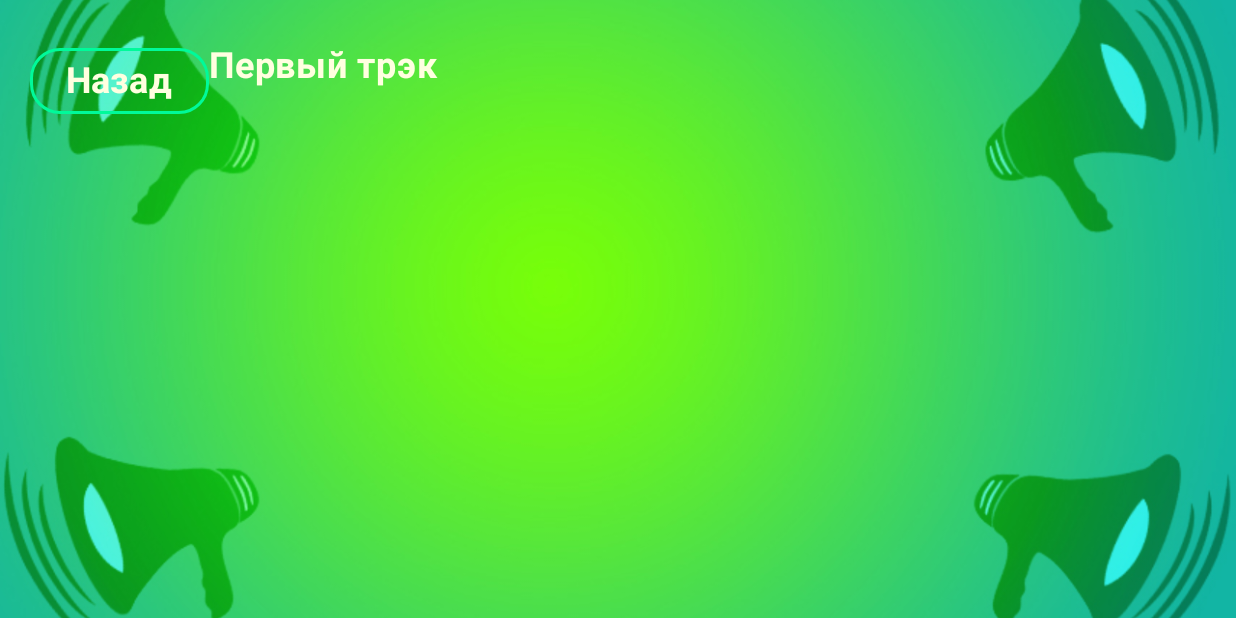
After one commit to Andewbase/RifmobolGame, an Android app built with Jetpack Compose: the composable SingleGameScreen shown on its own in the app's theme, on a phone screen of 824 x 412 dp (held sideways). The commit adds this screen. Run offline under Robolectric (Android 15) with nearby library versions, the phone set to English and light mode, and no system bars.

Commit message:
add Screen

```diff
--- /dev/null
+++ b/app/src/main/java/com/example/rifmobol2/screen/single/SingleGameScreen.kt
@@ -0,0 +1,93 @@
+package com.example.rifmobol2.screen.single
+
+import androidx.compose.foundation.BorderStroke
+import androidx.compose.foundation.layout.Column
+import androidx.compose.foundation.layout.Row
+import androidx.compose.foundation.layout.fillMaxSize
+import androidx.compose.foundation.layout.fillMaxWidth
+import androidx.compose.foundation.layout.padding
+import androidx.compose.foundation.shape.RoundedCornerShape
+import androidx.compose.material3.OutlinedButton
+import androidx.compose.material3.Text
+import androidx.compose.runtime.Composable
+import androidx.compose.ui.Alignment
+import androidx.compose.ui.Modifier
+import androidx.compose.ui.draw.paint
+import androidx.compose.ui.layout.ContentScale
+import androidx.compose.ui.res.colorResource
+import androidx.compose.ui.res.painterResource
+import androidx.compose.ui.res.stringResource
+import androidx.compose.ui.text.font.FontWeight
+import androidx.compose.ui.tooling.preview.Preview
+import androidx.compose.ui.unit.dp
+import androidx.compose.ui.unit.sp
+import androidx.navigation.NavController
+import androidx.navigation.compose.rememberNavController
+import com.example.rifmobol2.R
+import com.example.rifmobol2.ui.theme.Rifmobol2Theme
+
+@Composable
+fun SingleGameScreen(
+    state: SingleGameState,
+    send: (SingleGameEvent) -> Unit,
+    navController: NavController,
+    modifier: Modifier = Modifier
+){
+
+    Column(
+        horizontalAlignment = Alignment.CenterHorizontally,
+        modifier = Modifier
+            .fillMaxSize()
+            .paint(
+                /*painter = painterResource(id = state.roundInfo!!.backgroundImage),*/
+                painter = painterResource(id = R.drawable.level1_background),
+                contentScale = ContentScale.FillWidth
+            ),
+    ) {
+
+        Row(
+            modifier = modifier
+                .fillMaxWidth()
+                .padding(top = 30.dp, start = 20.dp)
+        ) {
+            OutlinedButton(
+                onClick = { navController },
+                shape = RoundedCornerShape(20.dp),
+                border = BorderStroke(
+                    width = 2.dp,
+                    color = colorResource(id = R.color.medium_spring_green)
+                )
+            ) {
+                Text(
+                    text = stringResource(id = R.string.back),
+                    fontSize = 24.sp,
+                    fontWeight = FontWeight.Bold
+                )
+            }
+
+            /*Text(text = stringResource(id = state.roundInfo!!.numberRound))*/
+            Text(
+                text = stringResource(id = R.string.level1),
+                fontSize = 24.sp,
+                fontWeight = FontWeight.Bold
+            )
+        }
+
+    }
+
+}
+
+@Preview(
+    showSystemUi = true,
+    device = "spec:width=480dp,height=891dp,dpi=420,isRound=false,chinSize=0dp,orientation=landscape"
+)
+@Composable
+fun SingleGamePreview() {
+    Rifmobol2Theme {
+        SingleGameScreen(
+            state = SingleGameState(),
+            send = {},
+            navController =  rememberNavController()
+        )
+    }
+}
--- /dev/null
+++ b/app/src/main/java/com/example/rifmobol2/screen/single/SingleGameState.kt
@@ -0,0 +1,14 @@
+package com.example.rifmobol2.screen.single
+
+import androidx.annotation.ColorRes
+import com.example.rifmobol2.R
+import com.example.rifmobol2.data.RoundInfo
+
+data class SingleGameState(
+    val idRound: Int? = null,
+    val roundInfo: RoundInfo? = null,
+    @ColorRes val upLeftButtonColor: Int = R.color.black,
+    @ColorRes val upRightButtonColor: Int = R.color.black,
+    @ColorRes val bottomLeftButtonColor: Int = R.color.black,
+    @ColorRes val bottomRightButtonColor: Int = R.color.black
+)
--- a/app/src/main/java/com/example/rifmobol2/ui/theme/Type.kt
+++ b/app/src/main/java/com/example/rifmobol2/ui/theme/Type.kt
@@ -12,7 +12,7 @@ val Typography = Typography(
         color = LightYellow,
         fontFamily = FontFamily.Default,
         fontWeight = FontWeight.Normal,
-        fontSize = 16.sp,
+        fontSize = 24.sp,
         lineHeight = 24.sp,
         letterSpacing = 0.5.sp
     )
```
Also changed, not shown: app/src/main/java/com/example/rifmobol2/data/GameButton.kt (added, +8 -0 lines), app/src/main/java/com/example/rifmobol2/data/RoundInfo.kt (added, +18 -0 lines), app/src/main/java/com/example/rifmobol2/screen/single/SingleGameEvent.kt (added, +14 -0 lines), app/src/main/res/drawable/level10_background.jpg (added), app/src/main/res/drawable/level1_background.jpg (added), app/src/main/res/drawable/level2_background.jpg (added), app/src/main/res/drawable/level3_background.jpg (added), app/src/main/res/drawable/level4_background.jpg (added), app/src/main/res/drawable/level5_background.jpg (added), app/src/main/res/drawable/level6_background.jpg (added), app/src/main/res/drawable/level7_background.jpg (added), app/src/main/res/drawable/level8_background.jpg (added), app/src/main/res/drawable/level9_background.jpg (added).
